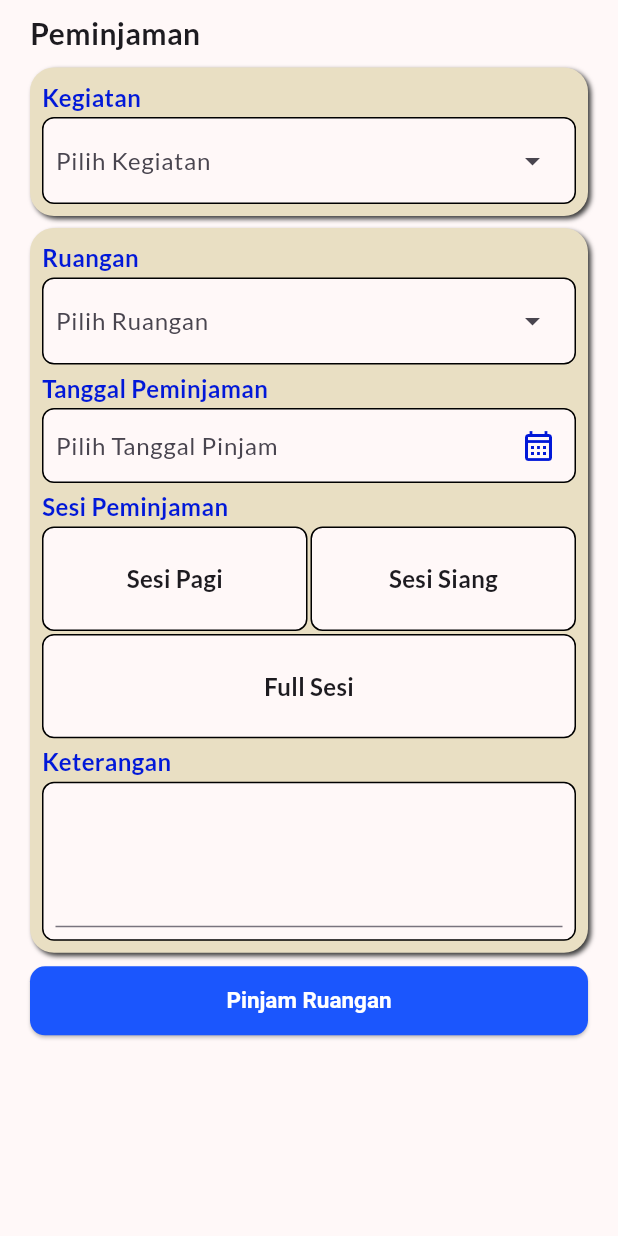
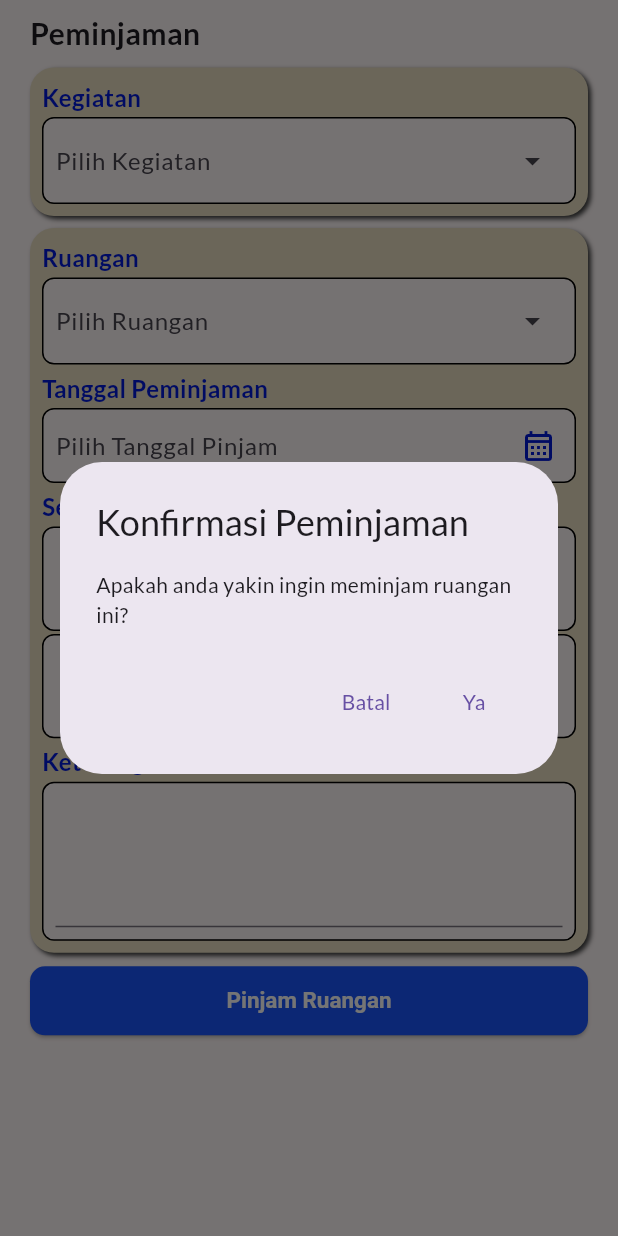
Before and after one commit to FajarWahyuSuryaputra/sipinjam, a Flutter app: the PeminjamanPage screen opened directly, after a tap on "Pinjam Ruangan", on a phone screen of 412 x 824 dp. Run offline on Flutter 3.47's test engine with Material 3 defaults, Android fonts, the phone set to English and light mode, and no system bars; our stand-ins replace dartz, flutter_riverpod, google_fonts, shared_preferences, smooth_page_indicator, table_calendar; missing offline and left inert: d_info, d_method; accounts and stored records are empty; network calls fail.

Commit message:
form peminjaman dan kalendar (done)

```diff
--- a/lib/pages/dashboardView/peminjaman_page.dart
+++ b/lib/pages/dashboardView/peminjaman_page.dart
@@ -188,7 +188,12 @@ class _PeminjamanPageState extends ConsumerState<PeminjamanPage> {
           },
           (result) {
             setPostPeminjaman(ref, 'Success');
-            const SnackBar(content: Text('Peminjaman berhasil diajukan'));
+            ScaffoldMessenger.of(context).showSnackBar(
+              const SnackBar(
+                content: Text('Peminjaman berhasil diajukan'),
+                backgroundColor: Colors.green,
+              ),
+            );
           },
         );
       },
@@ -216,7 +221,56 @@ class _PeminjamanPageState extends ConsumerState<PeminjamanPage> {
               const SizedBox(
                 height: 8,
               ),
+              peminjamanCard(context),
+              const SizedBox(
+                height: 8,
+              ),
               Container(
+                margin: const EdgeInsets.only(bottom: 8),
+                width: double.infinity,
+                child: ElevatedButton(
+                    onPressed: () {
+                      showDialog(
+                          context: context,
+                          builder: (context) {
+                            return AlertDialog(
+                              title: const Text('Konfirmasi Peminjaman'),
+                              content: const Text(
+                                  'Apakah anda yakin ingin meminjam ruangan ini?'),
+                              actions: [
+                                TextButton(
+                                  onPressed: () {
+                                    Navigator.pop(context);
+                                    FocusScope.of(context).unfocus();
+                                  },
+                                  child: const Text('Batal'),
+                                ),
+                                TextButton(
+                                  onPressed: () {
+                                    pinjam();
+                                    Navigator.pop(context);
+                                    FocusScope.of(context).unfocus();
+                                  },
+                                  child: const Text('Ya'),
+                                ),
+                              ],
+                            );
+                          });
+                    },
+                    child: const Text(
+                      'Pinjam Ruangan',
+                      style: TextStyle(color: Colors.white),
+                    )),
+              ),
+            ],
+          ),
+        ),
+      )),
+    );
+  }
+
+  Container peminjamanCard(BuildContext context) {
+    return Container(
       width: MediaQuery.sizeOf(context).width,
       padding: const EdgeInsets.all(8),
       decoration: BoxDecoration(
@@ -258,20 +312,16 @@ class _PeminjamanPageState extends ConsumerState<PeminjamanPage> {
                   controller: ruanganController,
                   focusNode: ruanganNode,
                   width: double.infinity,
-                            inputDecorationTheme: const InputDecorationTheme(
-                                border: InputBorder.none),
+                  inputDecorationTheme:
+                      const InputDecorationTheme(border: InputBorder.none),
                   dropdownMenuEntries: ruanganEntry.isNotEmpty
                       ? ruanganEntry.map(
                           (ruangan) {
                             return DropdownMenuEntry(
-                                          value: ruangan,
-                                          label: ruangan.namaRuangan);
+                                value: ruangan, label: ruangan.namaRuangan);
                           },
                         ).toList()
-                                : [
-                                    const DropdownMenuEntry(
-                                        value: null, label: '')
-                                  ],
+                      : [const DropdownMenuEntry(value: null, label: '')],
                   onSelected: (value) {
                     setRuanganSelected(wiRef, value);
                     FocusScope.of(context).unfocus();
@@ -304,15 +354,13 @@ class _PeminjamanPageState extends ConsumerState<PeminjamanPage> {
                   child: TextField(
                     readOnly: true,
                     controller: tanggalController,
-                              onTap: () {
-                                // print('ditekan');
-                              },
                     textAlignVertical: const TextAlignVertical(y: 0),
                     decoration: InputDecoration(
                         border: InputBorder.none,
                         hintText: 'Pilih Tanggal Pinjam',
                         suffixIcon: IconButton(
-                                      onPressed: () => showDatePicker(
+                            onPressed: () {
+                              showDatePicker(
                                 context: context,
                                 initialDate: DateTime.now(),
                                 firstDate: DateTime(1970),
@@ -323,7 +371,9 @@ class _PeminjamanPageState extends ConsumerState<PeminjamanPage> {
                                   tanggalController.text =
                                       AppFormat.justDate(value);
                                 }
-                                          }),
+                              });
+                              FocusScope.of(context).unfocus();
+                            },
                             icon: const Icon(
                               Icons.calendar_month_outlined,
                               color: AppColors.biruTua,
@@ -365,8 +415,7 @@ class _PeminjamanPageState extends ConsumerState<PeminjamanPage> {
                           child: Container(
                               decoration: BoxDecoration(
                                   color: AppColors.putih,
-                                            borderRadius:
-                                                BorderRadius.circular(8),
+                                  borderRadius: BorderRadius.circular(8),
                                   border: sesiSelected == 1
                                       ? Border.all(
                                           color: AppColors.biruMuda,
@@ -394,8 +443,7 @@ class _PeminjamanPageState extends ConsumerState<PeminjamanPage> {
                           child: Container(
                               decoration: BoxDecoration(
                                   color: AppColors.putih,
-                                            borderRadius:
-                                                BorderRadius.circular(8),
+                                  borderRadius: BorderRadius.circular(8),
                                   border: sesiSelected == 2
                                       ? Border.all(
                                           color: AppColors.biruMuda,
@@ -423,8 +471,7 @@ class _PeminjamanPageState extends ConsumerState<PeminjamanPage> {
                           child: Container(
                               decoration: BoxDecoration(
                                   color: AppColors.putih,
-                                            borderRadius:
-                                                BorderRadius.circular(8),
+                                  borderRadius: BorderRadius.circular(8),
                                   border: sesiSelected == 3
                                       ? Border.all(
                                           color: AppColors.biruMuda,
@@ -467,32 +514,12 @@ class _PeminjamanPageState extends ConsumerState<PeminjamanPage> {
                   border: Border.all()),
               child: TextField(
                 controller: keteranganController,
+                scrollPadding: const EdgeInsets.all(0),
                 maxLines: 3,
-                          onTapOutside: (event) =>
-                              FocusScope.of(context).unfocus(),
+                onTapOutside: (event) => FocusScope.of(context).unfocus(),
               )),
         ],
       ),
-              ),
-              const SizedBox(
-                height: 8,
-              ),
-              Container(
-                margin: const EdgeInsets.only(bottom: 8),
-                width: double.infinity,
-                child: ElevatedButton(
-                    onPressed: () {
-                      pinjam();
-                    },
-                    child: const Text(
-                      'Pinjam Ruangan',
-                      style: TextStyle(color: Colors.white),
-                    )),
-              ),
-            ],
-          ),
-        ),
-      )),
     );
   }
 
```
Also changed, not shown: lib/pages/dashboardView/calendar.dart (+28 -22 lines), lib/pages/dashboardView/history.dart (+27 -8 lines), lib/pages/dashboardView/home/home_page.dart (+24 -6 lines). Lines whose indentation alone changed are shown as unchanged.
